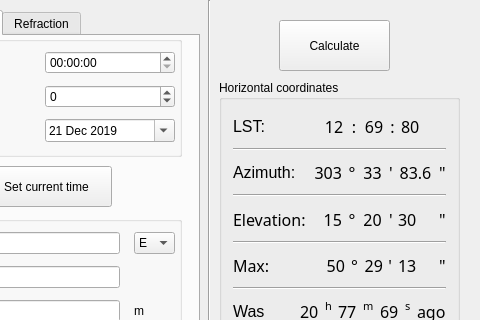
Old version of the form GUI/mainwindow.ui in the repository IamNotProgrammer/Star-height; both pictures show x 121 to 601 and y 0 to 320 of the 601 by 632 pixel window.
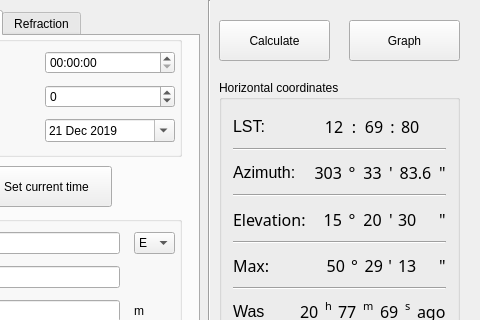
New version of the form.

Commit message: You can now graph elevation

```diff
--- a/GUI/mainwindow.ui
+++ b/GUI/mainwindow.ui
@@ -23,10 +23,10 @@
    <widget class="QPushButton" name="pushButton">
     <property name="geometry">
      <rect>
-      <x>400</x>
+      <x>340</x>
       <y>20</y>
       <width>111</width>
-      <height>51</height>
+      <height>41</height>
      </rect>
     </property>
     <property name="text">
@@ -2148,6 +2148,19 @@
      </item>
     </layout>
    </widget>
+   <widget class="QPushButton" name="pushButton_4">
+    <property name="geometry">
+     <rect>
+      <x>470</x>
+      <y>20</y>
+      <width>111</width>
+      <height>41</height>
+     </rect>
+    </property>
+    <property name="text">
+     <string>Graph</string>
+    </property>
+   </widget>
   </widget>
   <widget class="QMenuBar" name="menuBar">
    <property name="geometry">
```
The commit also changes 3 other files.
